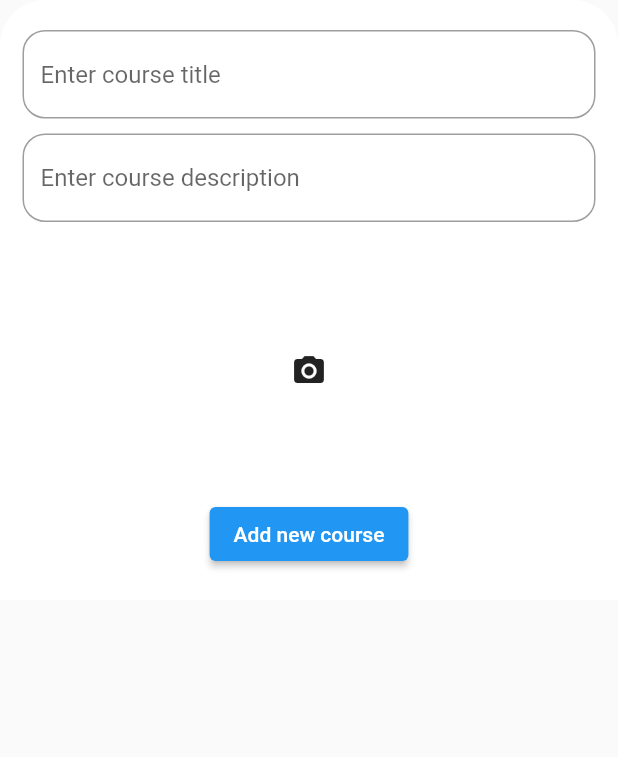
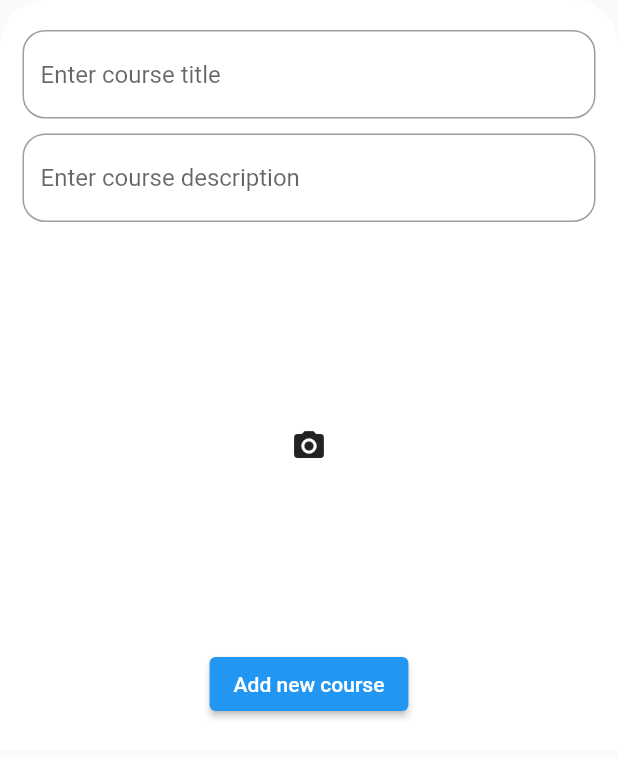
Before and after one commit to Sohag-84/firebase_crud_operation, a Flutter app: the AddNewCourseScreen widget shown alone on an empty page, opened directly, after a tap on "Add new course", on a phone screen of 412 x 824 dp. Shown: the top 757 px of the screen. Run offline on Flutter 3.47's test engine with Material 2 defaults, Android fonts, the phone set to English and light mode, and no system bars; our stand-ins replace cloud_firestore, firebase_core, firebase_storage, image_picker; accounts and stored records are empty.

```diff
--- a/lib/views/add_new_course_screen.dart
+++ b/lib/views/add_new_course_screen.dart
@@ -2,6 +2,7 @@
 
 import 'dart:io';
 
+import 'package:cloud_firestore/cloud_firestore.dart';
 import 'package:firebase_storage/firebase_storage.dart';
 import 'package:flutter/material.dart';
 import 'package:image_picker/image_picker.dart';
@@ -35,12 +36,21 @@ class _AddNewCourseScreenState extends State<AddNewCourseScreen> {
     TaskSnapshot _taskSnapshot = await _uploadTask;
     imageUrl = await _taskSnapshot.ref.getDownloadURL();
     print("image url: ${imageUrl}");
+    CollectionReference _courseRef = FirebaseFirestore.instance.collection("Courses");
+
+    _courseRef.add({
+      'title': _titleController.text,
+      'description': _descriptionController.text,
+      'image': imageUrl
+    });
+    print("Successfully added");
+    Navigator.pop(context);
   }
 
   @override
   Widget build(BuildContext context) {
     return Container(
-      height: 400,
+      height: 500,
       decoration: BoxDecoration(
         color: Colors.white,
         borderRadius: BorderRadius.only(
```
